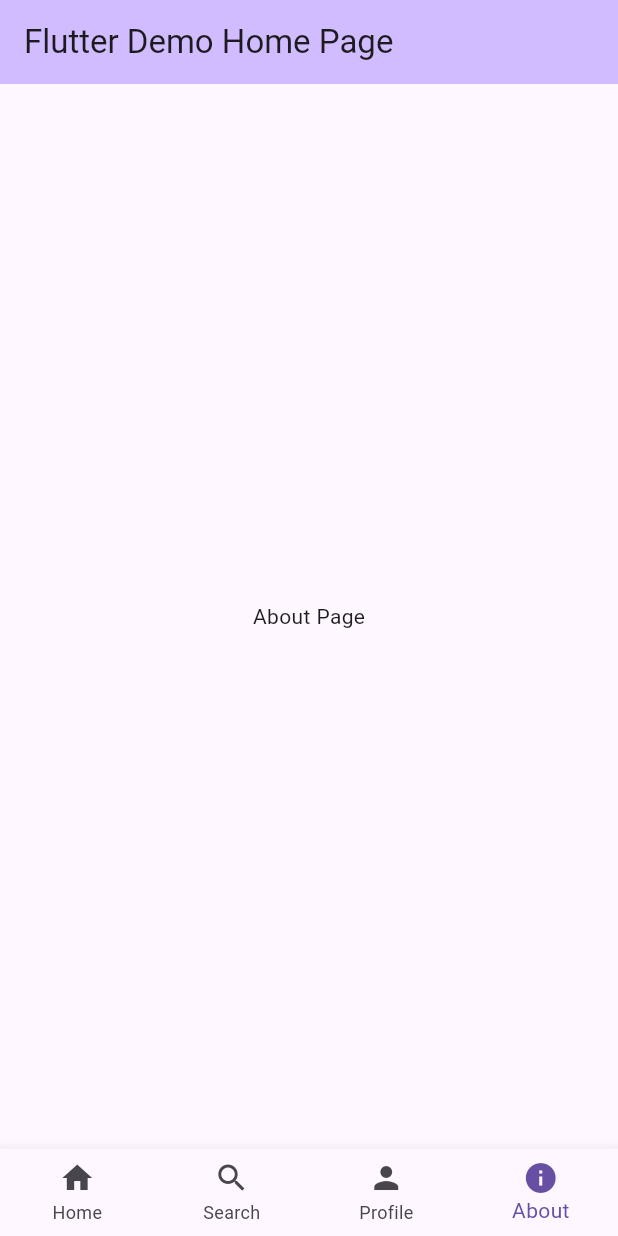
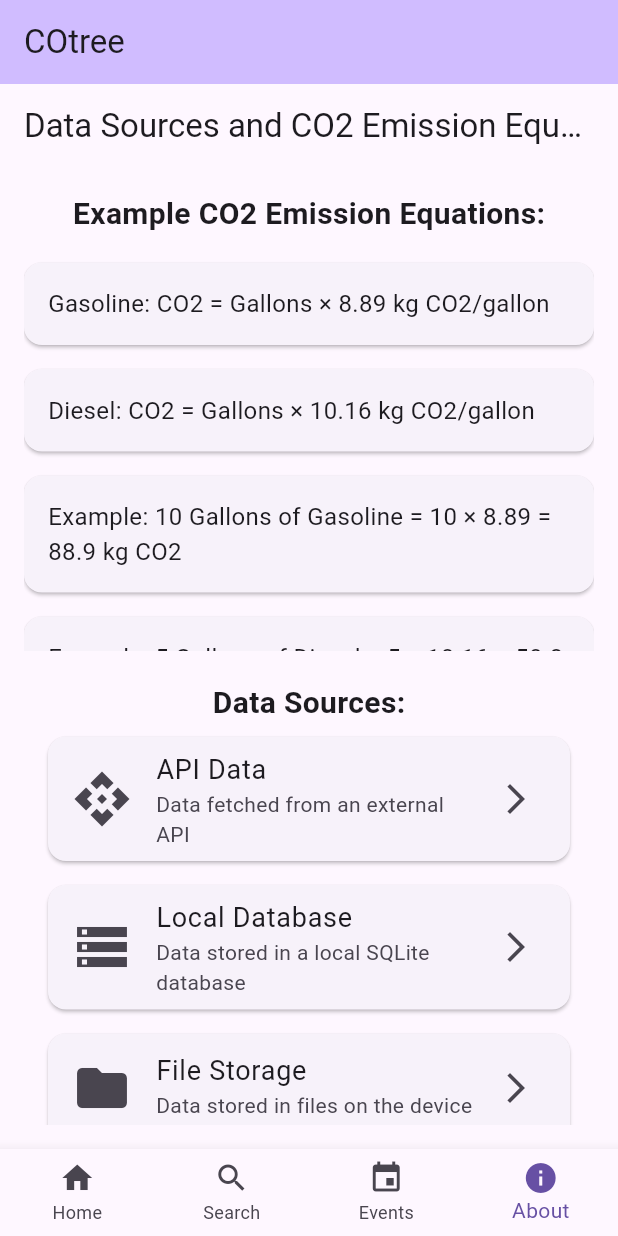
Before and after one commit to kn-kraken/carbon-tree, a Flutter app: the screen it shows after launch, item 4 of the bottom bar chosen, on a phone screen of 412 x 824 dp. Run offline on Flutter 3.47's test engine with Material 3 defaults, Android fonts, the light colour scheme and no system bars; our stand-ins replace file_picker, localstorage; missing offline and left inert: excel, flex_seed_scheme, google_ml_kit, pdfx, svg_path_parser.

Commit message:
adds data sources and events

```diff
--- /dev/null
+++ b/lib/data_source_view.dart
@@ -0,0 +1,132 @@
+import 'package:flutter/material.dart';
+
+// Data Source Model
+class DataSource {
+  final String title;
+  final String description;
+  final IconData icon;
+
+  DataSource(
+      {required this.title, required this.description, required this.icon});
+}
+
+// Sample Data Sources
+final List<DataSource> dataSources = [
+  DataSource(
+    title: 'API Data',
+    description: 'Data fetched from an external API',
+    icon: Icons.api,
+  ),
+  DataSource(
+    title: 'Local Database',
+    description: 'Data stored in a local SQLite database',
+    icon: Icons.storage,
+  ),
+  DataSource(
+    title: 'File Storage',
+    description: 'Data stored in files on the device',
+    icon: Icons.folder,
+  ),
+  DataSource(
+    title: 'Cloud Storage',
+    description: 'Data stored in cloud services',
+    icon: Icons.cloud,
+  ),
+];
+
+// Example CO2 Emission Equations
+List<String> exampleEquations = [
+  "Gasoline: CO2 = Gallons × 8.89 kg CO2/gallon",
+  "Diesel: CO2 = Gallons × 10.16 kg CO2/gallon",
+  "Example: 10 Gallons of Gasoline = 10 × 8.89 = 88.9 kg CO2",
+  "Example: 5 Gallons of Diesel = 5 × 10.16 = 50.8 kg CO2",
+];
+
+class DataSourceAndCO2 extends StatelessWidget {
+  @override
+  Widget build(BuildContext context) {
+    return Scaffold(
+      appBar: AppBar(
+        title: Text('Data Sources and CO2 Emission Equations'),
+      ),
+      body: Padding(
+        padding: const EdgeInsets.all(16.0),
+        child: Column(
+          children: [
+            // Example CO2 Emission Equations Section
+            Text(
+              'Example CO2 Emission Equations:',
+              style: TextStyle(fontSize: 20, fontWeight: FontWeight.bold),
+            ),
+            SizedBox(height: 10),
+            Expanded(
+              child: ListView.builder(
+                itemCount: exampleEquations.length,
+                itemBuilder: (context, index) {
+                  return Card(
+                    margin: EdgeInsets.symmetric(vertical: 8),
+                    child: Padding(
+                      padding: const EdgeInsets.all(16.0),
+                      child: Text(
+                        exampleEquations[index],
+                        style: TextStyle(fontSize: 16),
+                      ),
+                    ),
+                  );
+                },
+              ),
+            ),
+            SizedBox(height: 20),
+            // Data Source List Section
+            Text(
+              'Data Sources:',
+              style: TextStyle(fontSize: 20, fontWeight: FontWeight.bold),
+            ),
+            Expanded(
+              child: ListView.builder(
+                itemCount: dataSources.length,
+                itemBuilder: (context, index) {
+                  final dataSource = dataSources[index];
+                  return Card(
+                    margin: EdgeInsets.symmetric(vertical: 8, horizontal: 16),
+                    child: ListTile(
+                      leading: Icon(dataSource.icon, size: 40),
+                      title: Text(dataSource.title,
+                          style: TextStyle(fontSize: 18)),
+                      subtitle: Text(dataSource.description),
+                      trailing: Icon(Icons.arrow_forward_ios),
+                      onTap: () {
+                        ScaffoldMessenger.of(context).showSnackBar(
+                          SnackBar(
+                              content: Text('Selected: ${dataSource.title}')),
+                        );
+                      },
+                    ),
+                  );
+                },
+              ),
+            ),
+          ],
+        ),
+      ),
+    );
+  }
+}
+
+// Main Application
+void main() {
+  runApp(MyApp());
+}
+
+class MyApp extends StatelessWidget {
+  @override
+  Widget build(BuildContext context) {
+    return MaterialApp(
+      title: 'Data Sources and CO2 Emission App',
+      theme: ThemeData(
+        primarySwatch: Colors.blue,
+      ),
+      home: DataSourceAndCO2(),
+    );
+  }
+}
--- a/lib/main.dart
+++ b/lib/main.dart
@@ -1,4 +1,6 @@
 import 'package:carbon_tree/car.dart';
+import 'package:carbon_tree/data_source_view.dart';
+import 'package:carbon_tree/event.dart';
 import 'package:carbon_tree/food.dart';
 import 'package:carbon_tree/household.dart';
 import 'package:carbon_tree/summary.dart';
@@ -27,7 +29,7 @@ class MyApp extends StatelessWidget {
         ),
         useMaterial3: true,
       ),
-      home: const MyHomePage(title: 'Flutter Demo Home Page'),
+      home: const MyHomePage(title: 'COtree'),
     );
   }
 }
@@ -44,11 +46,14 @@ class MyHomePage extends StatefulWidget {
 class _MyHomePageState extends State<MyHomePage> {
   int _selectedIndex = 0;
 
-  static List<Widget> _widgetOptions = <Widget>[
+  static final List<Widget> _widgetOptions = <Widget>[
     HomeScreen(),
-    ParkIndicator(0.5, scale: 1.0,),
-    Text('Search Page'),
-    Text('About Page'),
+    const ParkIndicator(
+      0.5,
+      scale: 1.0,
+    ),
+    EventsList(),
+    DataSourceAndCO2(),
   ];
 
   void _onItemTapped(int index) {
@@ -78,8 +83,8 @@ class _MyHomePageState extends State<MyHomePage> {
             label: 'Search',
           ),
           BottomNavigationBarItem(
-            icon: Icon(Icons.person),
-            label: 'Profile',
+            icon: Icon(Icons.event),
+            label: 'Events',
           ),
           BottomNavigationBarItem(
             icon: Icon(Icons.info),
@@ -107,8 +112,8 @@ class HomeScreen extends StatelessWidget {
           Flexible(
             child: _buildNavigationTile(
               context,
-              title: 'Food',
-              icon: Icons.message,
+              title: 'Travel',
+              icon: Icons.card_travel,
               onTap: () {
                 Navigator.push(
                   context,
@@ -121,8 +126,8 @@ class HomeScreen extends StatelessWidget {
           Flexible(
             child: _buildNavigationTile(
               context,
-              title: 'Contacts',
-              icon: Icons.contacts,
+              title: 'Food',
+              icon: Icons.food_bank_outlined,
               onTap: () {
                 Navigator.push(
                   context,
@@ -135,8 +140,8 @@ class HomeScreen extends StatelessWidget {
           Flexible(
             child: _buildNavigationTile(
               context,
-              title: 'Calendar',
-              icon: Icons.calendar_today,
+              title: 'Household',
+              icon: Icons.house_outlined,
               onTap: () {
                 Navigator.push(
                   context,
--- a/pubspec.yaml
+++ b/pubspec.yaml
@@ -39,6 +39,8 @@ dependencies:
   google_ml_kit: ^0.18.1
   pdfx: ^2.8.0
   file_picker: ^8.1.2
+  http: ^1.2.2
+  excel: ^4.0.6
 
 dev_dependencies:
   flutter_test:
```
Also changed, not shown: lib/data_fetch.dart (added, +137 -0 lines), lib/data_source.dart (added, +10 -0 lines), lib/event.dart (added, +59 -0 lines), pubspec.lock, 1 other file.
